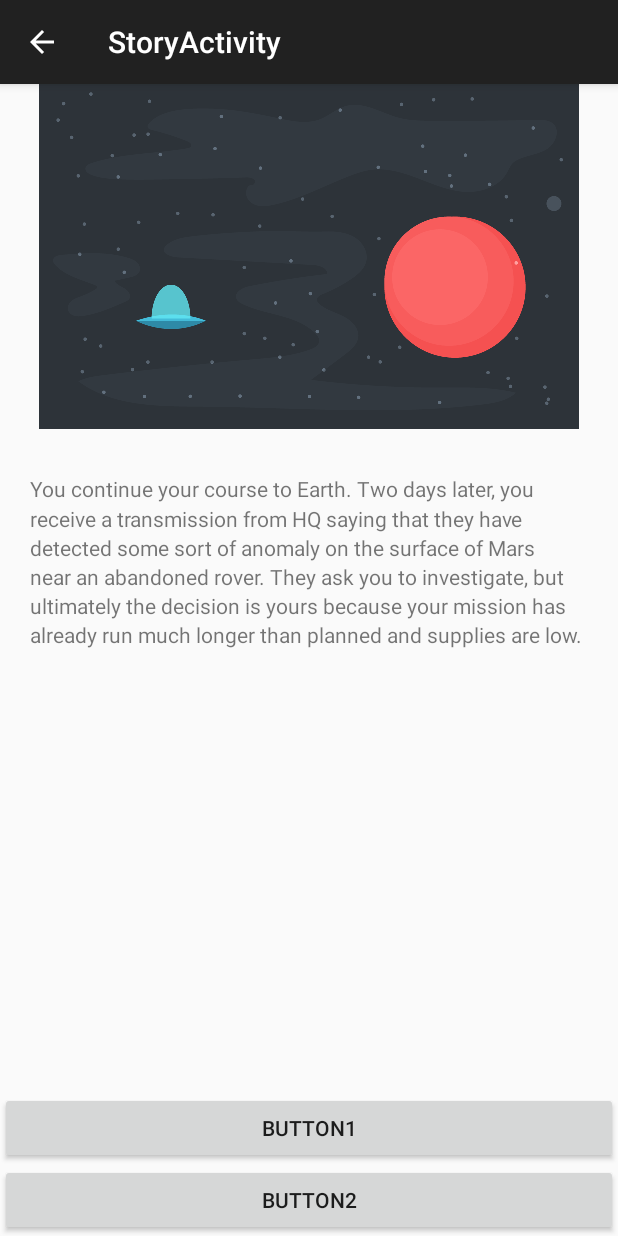
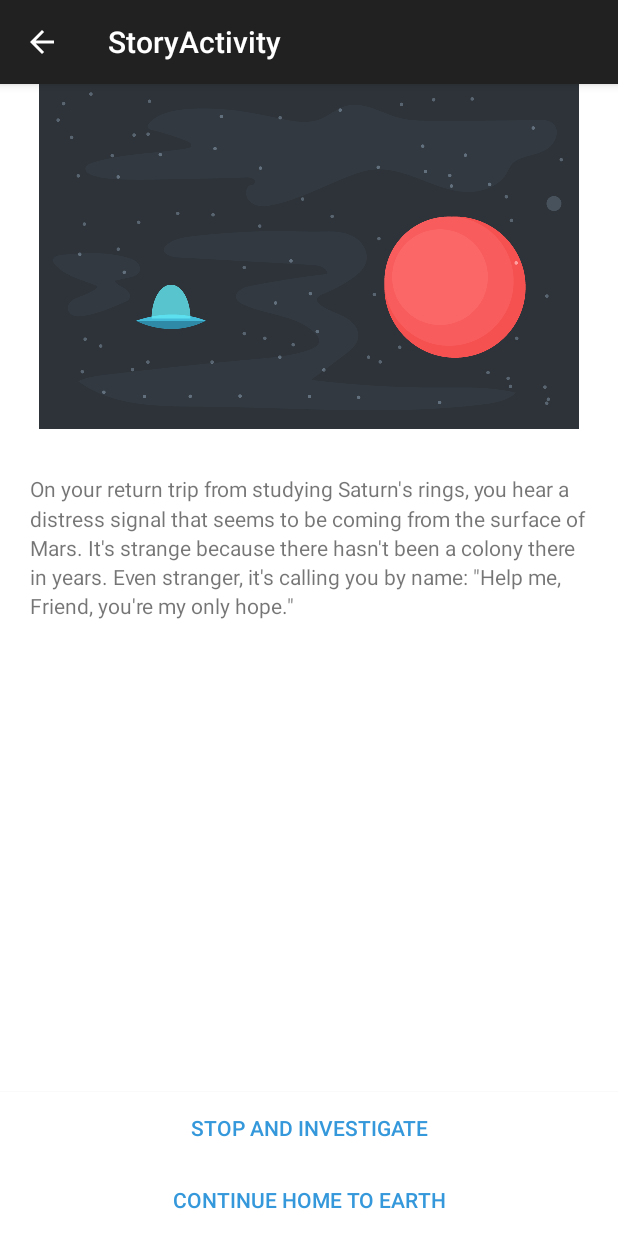
Before and after one commit to turbofsi/kidsstory_android, an Android app: the StoryActivity screen opened directly, with no data from a screen before it, on a phone screen of 412 x 824 dp. Run offline under Robolectric (Android 15) with nearby library versions, the phone set to English and light mode, and no system bars.

Commit message:
finish all pages and works well

```diff
--- a/app/src/main/java/com/yangtech/marsstory/model/Story.java
+++ b/app/src/main/java/com/yangtech/marsstory/model/Story.java
@@ -50,4 +50,8 @@ public class Story {
                 R.drawable.page6,
                 "You arrive home on Earth. While your mission was a success, you forever wonder what was sending that signal. Perhaps a future mission will be able to investigate...");
     }
+
+    public Page getPage(int choice) {
+        return mPages[choice];
+    }
 }
--- a/app/src/main/java/com/yangtech/marsstory/ui/MainActivity.java
+++ b/app/src/main/java/com/yangtech/marsstory/ui/MainActivity.java
@@ -39,4 +39,9 @@ public class MainActivity extends ActionBarActivity {
         startActivity(intent);
     }
 
+    @Override
+    protected void onResume() {
+        super.onResume();
+        mNameText.setText("");
+    }
 }
--- a/app/src/main/java/com/yangtech/marsstory/ui/StoryActivity.java
+++ b/app/src/main/java/com/yangtech/marsstory/ui/StoryActivity.java
@@ -1,14 +1,27 @@
 package com.yangtech.marsstory.ui;
 
 import android.content.Intent;
+import android.graphics.drawable.Drawable;
 import android.os.Bundle;
 import android.support.v7.app.ActionBarActivity;
+import android.view.View;
+import android.widget.Button;
+import android.widget.ImageView;
+import android.widget.TextView;
 
 import com.yangtech.marsstory.R;
+import com.yangtech.marsstory.model.Page;
+import com.yangtech.marsstory.model.Story;
 
 
 public class StoryActivity extends ActionBarActivity {
-
+    private Story mStory = new Story();
+    private ImageView mImageView;
+    private TextView mTextView;
+    private String mName;
+    private Button mButton1;
+    private Button mButton2;
+    private Page mCurrentpage;
 
 
     @Override
@@ -17,13 +30,65 @@ public class StoryActivity extends ActionBarActivity {
         setContentView(R.layout.activity_story);
 
         Intent intent = getIntent();
-        String name = intent.getStringExtra(getString(R.string.main_key_name));
+        mName = intent.getStringExtra(getString(R.string.main_key_name));
 
-        if (name == null) {
-            name = "Friend";
+        if (mName == null) {
+            mName = "Friend";
         }
+        mButton1 = (Button)findViewById(R.id.story_btn1);
+        mButton2 = (Button)findViewById(R.id.story_btn2);
+        mImageView = (ImageView)findViewById(R.id.storyImageView);
+        mTextView = (TextView)findViewById(R.id.story_text);
+
+        loadPage(0);
+
+
 
     }
 
+    private void loadPage(int choice) {
+        mCurrentpage = mStory.getPage(choice);
+        Drawable drawable = getResources().getDrawable(mCurrentpage.getImageId());
+        mImageView.setImageDrawable(drawable);
 
+        String storyText = String.format(mCurrentpage.getText(), mName);
+
+        mTextView.setText(storyText);
+
+        if (mCurrentpage.isFinal()) {
+            mButton1.setVisibility(View.INVISIBLE);
+            mButton2.setText("Play Again");
+            mButton2.setOnClickListener(new View.OnClickListener() {
+                @Override
+                public void onClick(View v) {
+                    finish();
+                }
+            });
+            return;
+        }
+
+        mButton1.setText(mCurrentpage.getChoice1().getText());
+        mButton2.setText(mCurrentpage.getChoice2().getText());
+
+        mButton1.setOnClickListener(new View.OnClickListener() {
+            @Override
+            public void onClick(View v) {
+                if (!mCurrentpage.isFinal()) {
+                    int nextPage = mCurrentpage.getChoice1().getNextPage();
+                    loadPage(nextPage);
+                }
+            }
+        });
+
+        mButton2.setOnClickListener(new View.OnClickListener() {
+            @Override
+            public void onClick(View v) {
+                if (!mCurrentpage.isFinal()){
+                    int nextPage = mCurrentpage.getChoice2().getNextPage();
+                    loadPage(nextPage);
+                }
+            }
+        });
+
+    }
 }
--- a/app/src/main/res/layout/activity_story.xml
+++ b/app/src/main/res/layout/activity_story.xml
@@ -1,7 +1,8 @@
 <RelativeLayout xmlns:android="http://schemas.android.com/apk/res/android"
     xmlns:tools="http://schemas.android.com/tools" android:layout_width="match_parent"
     android:layout_height="match_parent"
-    tools:context="com.yangtech.marsstory.ui.StoryActivity">
+    tools:context="com.yangtech.marsstory.ui.StoryActivity"
+    android:background="@android:color/white">
 
     <ImageView
         android:layout_width="match_parent"
@@ -17,7 +18,7 @@
         android:layout_width="match_parent"
         android:layout_height="wrap_content"
         android:text="You continue your course to Earth. Two days later, you receive a transmission from HQ saying that they have detected some sort of anomaly on the surface of Mars near an abandoned rover. They ask you to investigate, but ultimately the decision is yours because your mission has already run much longer than planned and supplies are low."
-        android:id="@+id/textView"
+        android:id="@+id/story_text"
         android:layout_below="@+id/storyImageView"
         android:layout_alignParentLeft="true"
         android:layout_alignParentStart="true"
@@ -35,7 +36,9 @@
         android:id="@+id/story_btn2"
         android:layout_alignParentBottom="true"
         android:layout_alignParentLeft="true"
-        android:layout_alignParentStart="true" />
+        android:layout_alignParentStart="true"
+        android:background="@android:color/white"
+        android:textColor="#FF3498db" />
 
     <Button
         android:layout_width="match_parent"
@@ -44,6 +47,8 @@
         android:id="@+id/story_btn1"
         android:layout_above="@+id/story_btn2"
         android:layout_alignParentLeft="true"
-        android:layout_alignParentStart="true" />
+        android:layout_alignParentStart="true"
+        android:background="@android:color/white"
+        android:textColor="#FF3498db" />
 
 </RelativeLayout>
```
Also changed, not shown: app/src/main/res/layout/activity_main.xml (+5 -2 lines).
